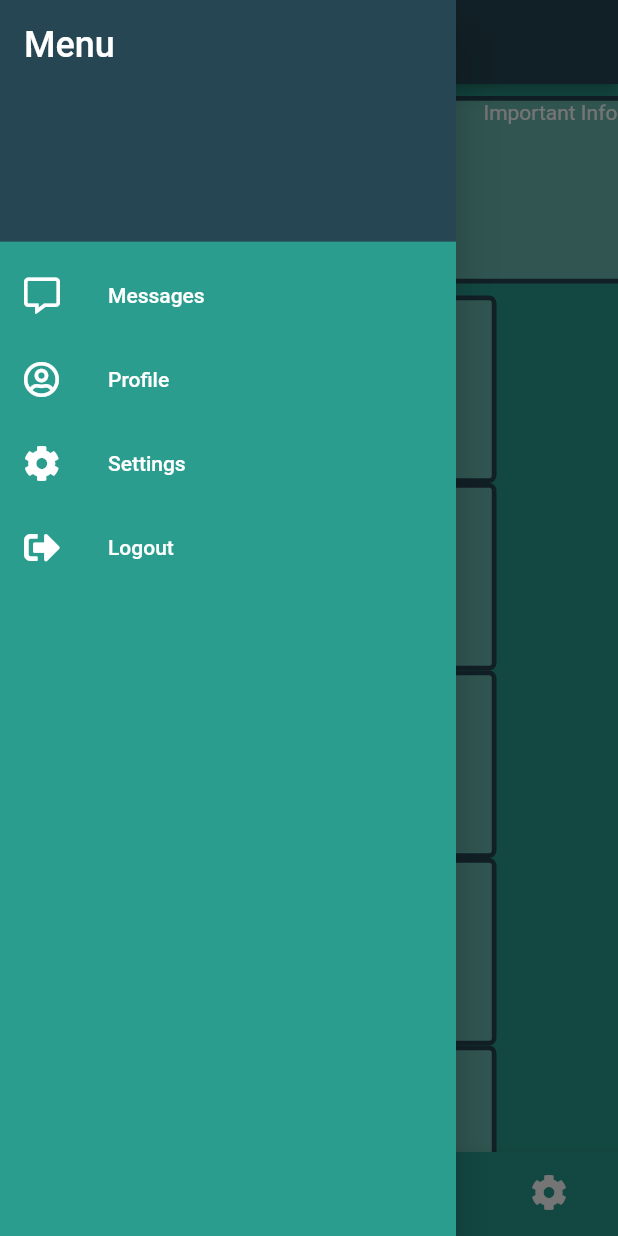
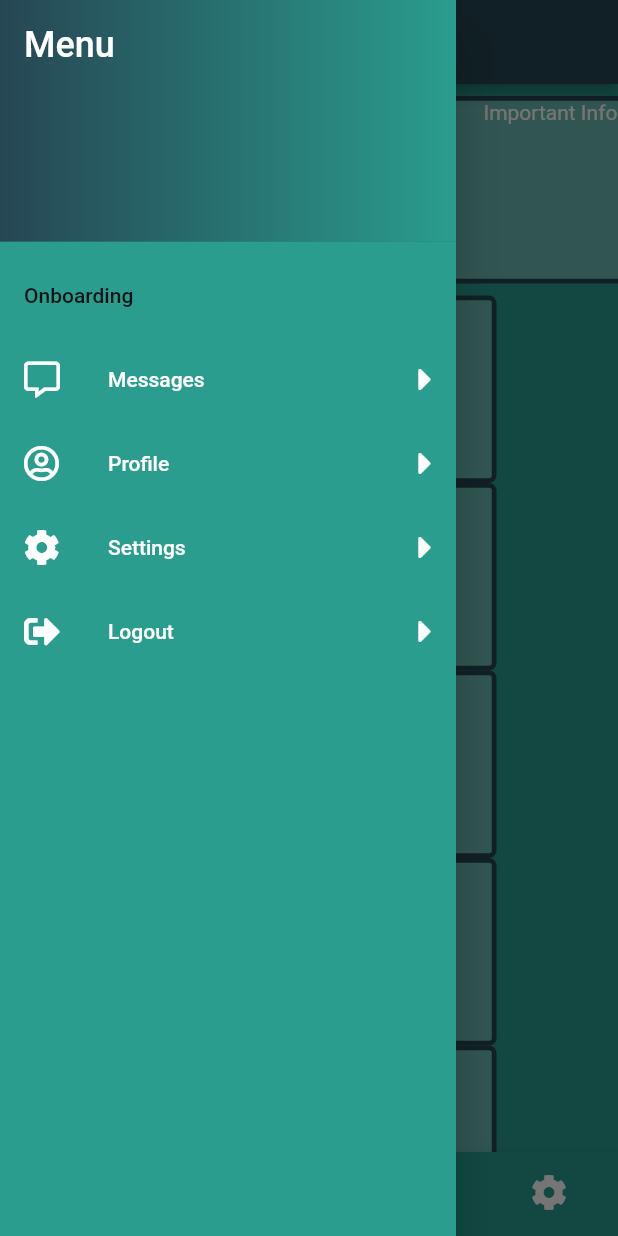
Before and after one commit to Dalton-West/Generation_Roomie, a Flutter app: the HomePage screen opened by its route, with the side drawer open, on a phone screen of 412 x 824 dp. Run offline on Flutter 3.47's test engine with Material 2 defaults, Android fonts, the phone set to English and light mode, and no system bars; our stand-ins replace font_awesome_flutter.

Commit message:
Added basic profile page  started onboarding form  added temp onboarding path to drawer

```diff
--- a/lib/consts.dart
+++ b/lib/consts.dart
@@ -1,58 +1,71 @@
 import 'package:flutter/material.dart';
+import 'package:font_awesome_flutter/font_awesome_flutter.dart';
+
 // Theme Colors
 const Color kColorCharcoal = Color(0xFF264653);
 const Color kColorPersiangreen = Color(0xFF2A9D8F);
 const Color kColorOrangeYellow = Color(0xFFE9C46A);
 const Color kColorSandyBrown = Color(0xFFF4A261);
 const Color kColorBurntSienna = Color(0xFFE76F51);
+const LinearGradient kCharcoalPearsian = LinearGradient(
+  colors: <Color>[kColorCharcoal, kColorPersiangreen],
+);
 // Navigator Functions
-Future navigator(context, routeName){
+Future navigator(context, routeName) {
   return Navigator.pushNamed(context, routeName);
 }
 
-
 // Define Text Styles
-const TextStyle kWelcomeText = TextStyle(color: Colors.white,fontFamily: 'Bellota', fontSize: 30.0, fontWeight: FontWeight.bold);
-const TextStyle kbuttonText = TextStyle(color: Colors.white,fontFamily: 'Bellota', fontSize: 18.0,);
-const TextStyle kHyperlinks = TextStyle(decoration: TextDecoration.underline,color: kColorOrangeYellow);
+const TextStyle kWelcomeText = TextStyle(
+    color: Colors.white,
+    fontFamily: 'Bellota',
+    fontSize: 30.0,
+    fontWeight: FontWeight.bold);
+const TextStyle kbuttonText = TextStyle(
+  color: Colors.white,
+  fontFamily: 'Bellota',
+  fontSize: 18.0,
+);
+const TextStyle kHyperlinks =
+    TextStyle(decoration: TextDecoration.underline, color: kColorOrangeYellow);
 
 // Input styles
 const kTextInputBox = InputDecoration(
   hintText: 'Enter a value',
   hintStyle: TextStyle(color: Colors.white),
-  contentPadding:
-  EdgeInsets.symmetric(vertical: 10.0, horizontal: 20.0),
+  contentPadding: EdgeInsets.symmetric(vertical: 10.0, horizontal: 20.0),
   border: OutlineInputBorder(
     borderRadius: BorderRadius.all(Radius.circular(32.0)),
   ),
   enabledBorder: OutlineInputBorder(
-    borderSide:
-    BorderSide(color: kColorSandyBrown, width: 1.0),
+    borderSide: BorderSide(color: kColorSandyBrown, width: 1.0),
     borderRadius: BorderRadius.all(Radius.circular(32.0)),
   ),
   focusedBorder: OutlineInputBorder(
-    borderSide:
-    BorderSide(color: kColorSandyBrown, width: 2.0),
+    borderSide: BorderSide(color: kColorSandyBrown, width: 2.0),
     borderRadius: BorderRadius.all(Radius.circular(32.0)),
   ),
 );
 
 // Container Decoration Home !!! NOTE: Cannot invoke a non-'const' factory where a const expression is expected. = No Const constructor declared var type
 
-BoxDecoration kContainerDecoration = BoxDecoration(color: Colors.white30,border: Border.all( color: kColorCharcoal,width: 3.14,),borderRadius: BorderRadius.all(Radius.circular(5)),);
-
+BoxDecoration kContainerDecoration = BoxDecoration(
+  color: Colors.white30,
+  border: Border.all(
+    color: kColorCharcoal,
+    width: 3.14,
+  ),
+  borderRadius: BorderRadius.all(Radius.circular(5)),
+);
 
 // Custom Features
 class HyperLink extends StatelessWidget {
-  HyperLink({@required this.text,@required  this.onTap});
+  HyperLink({@required this.text, @required this.onTap});
   final String text;
   final Function onTap;
 
   @override
   Widget build(BuildContext context) {
-    return GestureDetector(
-        child: Text(text,
-            style: kHyperlinks),
-        onTap: onTap);
+    return GestureDetector(child: Text(text, style: kHyperlinks), onTap: onTap);
   }
 }
--- a/lib/main.dart
+++ b/lib/main.dart
@@ -4,6 +4,7 @@ import 'package:generation_roomie/pages/register.dart';
 import 'package:generation_roomie/pages/welcome.dart';
 import 'package:generation_roomie/pages/login.dart';
 import 'package:generation_roomie/pages/homePage.dart';
+import 'package:generation_roomie/pages/onboardingPage.dart';
 import 'package:generation_roomie/pages/user/profile.dart';
 
 void main() {
@@ -32,6 +33,7 @@ class GenerationRoomie extends StatelessWidget {
         Register.id: (context) => Register(),
         HomePage.id: (context) => HomePage(),
         ProfilePage.id: (context) => ProfilePage(),
+        OnboardingPage.id: (context) => OnboardingPage(),
       },
     );
   }
--- a/lib/pages/homePage.dart
+++ b/lib/pages/homePage.dart
@@ -1,6 +1,8 @@
 import 'package:flutter/material.dart';
 import 'package:font_awesome_flutter/font_awesome_flutter.dart';
 import 'package:generation_roomie/consts.dart';
+import 'package:generation_roomie/pages/onboardingPage.dart';
+import 'package:generation_roomie/pages/user/profile.dart';
 
 class HomePage extends StatefulWidget {
   static const String id = 'HomePage';
@@ -24,10 +26,10 @@ class _HomePageState extends State<HomePage> {
       drawer: Drawer(
       child: ListView(
         padding: EdgeInsets.zero,
-        children: const <Widget>[
+        children: <Widget>[
           DrawerHeader(
             decoration: BoxDecoration(
-              color: kColorCharcoal,
+              gradient: kCharcoalPearsian,
             ),
             child: Text(
               'Menu',
@@ -38,6 +40,12 @@ class _HomePageState extends State<HomePage> {
             ),
           ),
           ListTile(
+            title: Text('Onboarding'),
+            onTap: (){
+              Navigator.pushNamed(context, OnboardingPage.id);
+            },
+          ),
+          ListTile(
             leading: FaIcon(
               FontAwesomeIcons.commentAlt,
               color: Colors.white,
@@ -46,16 +54,16 @@ class _HomePageState extends State<HomePage> {
               'Messages',
               style: TextStyle(color: Colors.white),
             ),
+            trailing: FaIcon(FontAwesomeIcons.caretRight, color: Colors.white,),
+            onTap: (){},
           ),
           ListTile(
-            leading: FaIcon(
-              FontAwesomeIcons.userCircle,
-              color: Colors.white,
-            ),
-            title: Text(
-              'Profile',
-              style: TextStyle(color: Colors.white),
-            ),
+            leading: FaIcon(FontAwesomeIcons.userCircle,color: Colors.white,),
+            title: Text('Profile',style: TextStyle(color: Colors.white),),
+            trailing: FaIcon(FontAwesomeIcons.caretRight, color: Colors.white,),
+            onTap: (){
+              Navigator.pushNamed(context, ProfilePage.id);
+            },
           ),
           ListTile(
             leading: FaIcon(
@@ -66,6 +74,8 @@ class _HomePageState extends State<HomePage> {
               'Settings',
               style: TextStyle(color: Colors.white),
             ),
+            trailing: FaIcon(FontAwesomeIcons.caretRight, color: Colors.white,),
+            onTap: (){},
           ),
           ListTile(
             leading: FaIcon(
@@ -76,6 +86,8 @@ class _HomePageState extends State<HomePage> {
               'Logout',
               style: TextStyle(color: Colors.white),
             ),
+            trailing: FaIcon(FontAwesomeIcons.caretRight, color: Colors.white,),
+            onTap: (){},
           ),
         ],
       ),
@@ -184,6 +196,3 @@ class _HomePageState extends State<HomePage> {
       );
   }
 }
-
-
-// TODO: Create User Profile page
```
Also changed, not shown: lib/pages/onboardingPage.dart (+61 -2 lines), lib/pages/user/profile.dart (+34 -2 lines).
